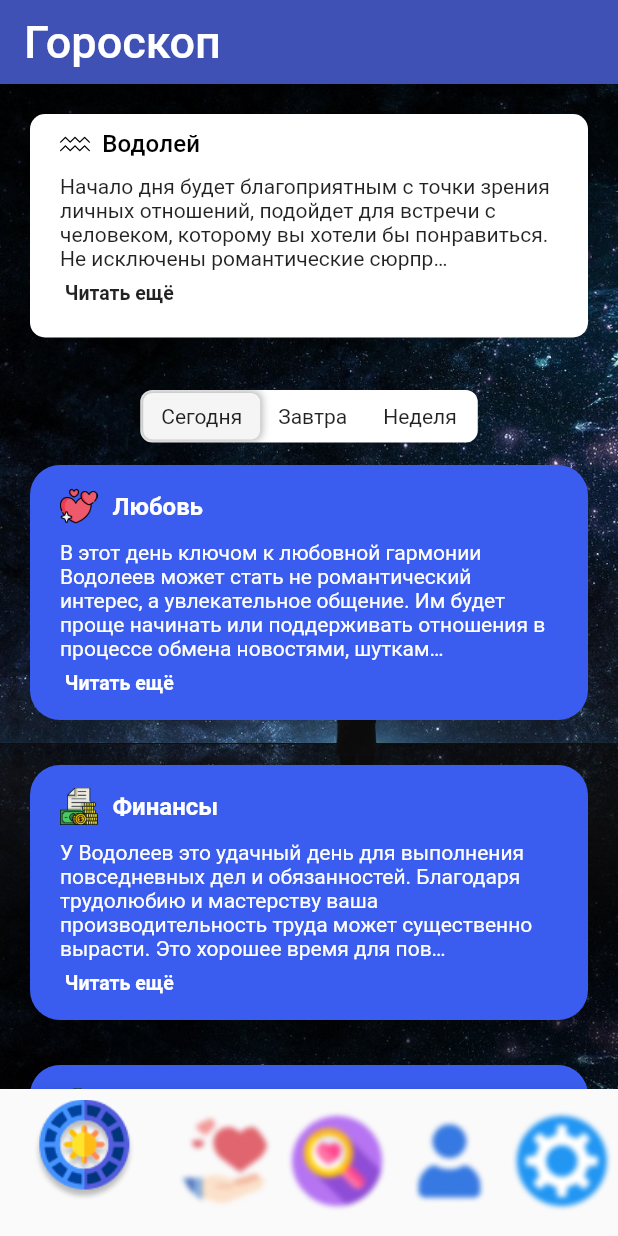
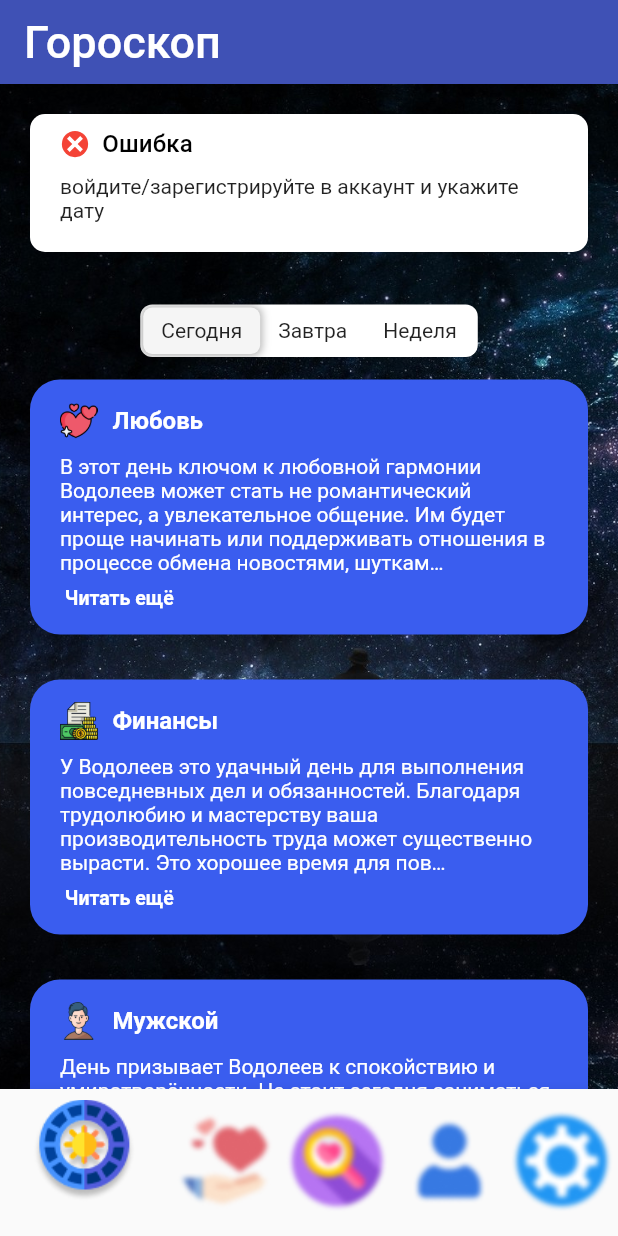
Before and after one commit to tim8842/androidStudyingProject, a Flutter app: the FadeThroughTransitionHoroscope screen opened directly, on a phone screen of 412 x 824 dp. Run offline on Flutter 3.47's test engine with Material 2 defaults, Android fonts, the phone set to English and light mode, and no system bars; drawn by our look-alikes of custom_sliding_segmented_control, readmore; our stand-ins replace cloud_firestore, datetime_picker_formfield_new, dio, dropdown_button2, firebase_auth, firebase_core and 4 more; missing offline and left inert: country_state_city_picker; accounts and stored records are empty.

Commit message:
indentifying horoscope

```diff
--- a/horoscope/lib/features/horoscope/pages/horoscope_page/view/horoscope_page.dart
+++ b/horoscope/lib/features/horoscope/pages/horoscope_page/view/horoscope_page.dart
@@ -1,12 +1,23 @@
+import 'package:cloud_firestore/cloud_firestore.dart';
+import 'package:firebase_auth/firebase_auth.dart';
 import 'package:flutter/material.dart';
 import 'package:flutter_svg/flutter_svg.dart';
 import 'package:horoscope/features/horoscope/pages/horoscope_page/widgets/widgets.dart';
+import 'package:horoscope/functions/getHoroscope.dart';
+import 'package:intl/intl.dart';
+import 'package:shared_preferences/shared_preferences.dart';
 
-class HoroscopesPage extends StatelessWidget {
-  const HoroscopesPage({super.key});
+class HoroscopesPage extends StatefulWidget {
+  HoroscopesPage({super.key});
 
   @override
-  Widget build(BuildContext context) {
+  State<HoroscopesPage> createState() => _HoroscopesPageState();
+}
+
+class _HoroscopesPageState extends State<HoroscopesPage> {
+  bool endSet = false;
+  int horPeriodIndex = 0;
+  final horoscopeList = ['', ''];
   final picturesPathsList = [
     'assets/png/love.png',
     'assets/png/business.png',
@@ -14,17 +25,89 @@ class HoroscopesPage extends StatelessWidget {
     'assets/png/woman.png',
     'assets/png/sex.png'
   ];
-
+  String horoscope = '';
   final titlesList = ['Любовь', 'Финансы', 'Мужской', 'Женский', 'Секс'];
-
+  String headerInfo = 'header infasdasdadasdasassssssssssssssssso';
   final textDescriptionList = [
+    [
       'В этот день ключом к любовной гармонии Водолеев может стать не романтический интерес, а увлекательное общение. Им будет проще начинать или поддерживать отношения в процессе обмена новостями, шутками или идеями. Занимательная беседа или совместная поездка способна отвлечь их от сложных сторон любви.',
       'У Водолеев это удачный день для выполнения повседневных дел и обязанностей. Благодаря трудолюбию и мастерству ваша производительность труда может существенно вырасти. Это хорошее время для повышения уровня профессионализма. Однако звезды советуют вам осмотрительнее обращаться с поступающей информацией – вам могут поступить ложные сведения.',
       'День призывает Водолеев к спокойствию и умиротворённости. Не стоит сегодня заниматься выполнением рабочих дел, решением серьёзных финансовых и имущественных вопросов. Постарайтесь ненадолго отвлечься от интенсивного ритма жизни, позволив себе кратковременный отдых. В общении с другими людьми важно прислушиваться к чужому мнению, но также уметь отстаивать и свои убеждения. Возможна расточительность, желание себя побаловать - что ж, не стоит себе в этом отказывать, если есть соответствующая возможность.',
       'В течение дня женщинам-Водолеям удастся преодолеть все препятствия и вновь оказаться «на гребне волны». Не исключено, что вам придется бороться с невидимым врагом — например, с утечкой средств, отсутствием порядка, собственной душевной слабостью. Возможно, будет нелегко избавиться от ненужных, но памятных вещей. Душевное равновесие и оптимизм вам вернет финансовая удача, романтическое событие, хорошее известие, удачное стечение обстоятельств. Любые акции лучше отложить до вечера, или перенести на завтра.',
       'Вы слишком много проводите время онлайн и слишком мало в постели с любимым. Как часто во время секса у вас мелькала мысль о том, лайкнул ли кто-то вашу публикацию? А сколько раз вы отвлекались на звук сработавшего мессенджера? Если вы хотите снова наладить вашу интимную жизнь, — точно откажитесь от использования гаджетов хотя бы за час до того, как идти в постель.'
+    ],
+    ['', '', '', '', ''],
+    ['', '', '', '', '']
   ];
 
+  void getBirthday() async {
+    setState(() {
+      endSet = false;
+    });
+    final currentUser = FirebaseAuth.instance.currentUser;
+    if (currentUser != null) {
+      CollectionReference db = FirebaseFirestore.instance.collection('users');
+      final email = currentUser.email;
+      final docSnap = db.doc(email);
+      Map<String, dynamic> data;
+      docSnap.get().then((value) {
+        data = value.data() as Map<String, dynamic>;
+        setState(() {
+          horoscope = data['birthday'];
+          endSet = true;
+        });
+        if (horoscope != '') {
+          changeListToHoroscope(horoscope);
+          print(horoscopeList);
+        } else
+          errorSetState();
+      });
+    } else {
+      SharedPreferences prefs = await SharedPreferences.getInstance();
+      // await prefs.setString("birthday", '');
+      String? name = ((prefs.getString("birthday")) ?? 0) as String?;
+      if (name != null && name != '') {
+        setState(() {
+          horoscope = name;
+          endSet = true;
+        });
+        changeListToHoroscope(horoscope);
+        print(horoscopeList);
+      } else
+        errorSetState();
+    }
+  }
+
+  void changeListToHoroscope(String date) {
+    DateFormat format = DateFormat("dd-MM-yyyy");
+    DateTime dateOfBirth = format.parse(date);
+    List<String> tmpHorLst = getHoroscope(dateOfBirth);
+    horoscopeList[0] = tmpHorLst[0];
+    horoscopeList[1] = tmpHorLst[1];
+  }
+
+  void errorSetState() {
+    setState(() {
+      horoscopeList[1] = "Ошибка";
+      horoscopeList[0] = 'error';
+      headerInfo = "войдите/зарегистрируйте в аккаунт и укажите дату";
+      endSet = true;
+    });
+  }
+
+  @override
+  void initState() {
+    getBirthday();
+    super.initState();
+  }
+
+  @override
+  Widget build(BuildContext context) {
+    if (!endSet)
+      return const Center(
+        child: CircularProgressIndicator(),
+      );
+    else {
       return Container(
           decoration: const BoxDecoration(
               image: DecorationImage(
@@ -44,12 +127,15 @@ class HoroscopesPage extends StatelessWidget {
                     children: [
                       Row(
                         children: [
-                        SvgPicture.asset('assets/svg/aquarius.svg', height: 20),
-                        Text('  Водолей',
+                          SvgPicture.asset(getHoroscopeSvg(horoscopeList[0]),
+                              height: 20),
+                          Text('  ${horoscopeList[1]}',
                               style: Theme.of(context).textTheme.titleSmall)
                         ],
                       ),
-                    const HeaderHoroscope()
+                      HeaderHoroscope(
+                        text: headerInfo,
+                      )
                     ],
                   ),
                 ),
@@ -58,7 +144,13 @@ class HoroscopesPage extends StatelessWidget {
                   child: Container(
                       margin: const EdgeInsets.all(15),
                       height: 35,
-                    child: const BarSliderSegment())),
+                      child: BarSliderSegment(
+                        valueChangedFunc: (int newIndex) => {
+                          setState(() {
+                            horPeriodIndex = newIndex;
+                          })
+                        },
+                      ))),
               SliverList(
                 delegate: SliverChildBuilderDelegate(
                   (BuildContext context, int index) {
@@ -68,13 +160,14 @@ class HoroscopesPage extends StatelessWidget {
                         borderRadius: BorderRadius.all(Radius.circular(20)),
                         color: Color.fromRGBO(58, 93, 239, 1),
                       ),
-                    margin:
-                        const EdgeInsets.only(left: 20, right: 20, bottom: 30),
+                      margin: const EdgeInsets.only(
+                          left: 20, right: 20, bottom: 30),
                       child: AllHoroscope(
                         colorText: Colors.white,
                         title: titlesList[index],
                         iconPath: picturesPathsList[index],
-                      textDescription: textDescriptionList[index],
+                        textDescription: textDescriptionList[horPeriodIndex]
+                            [index],
                       ),
                     );
                   },
@@ -85,3 +178,4 @@ class HoroscopesPage extends StatelessWidget {
           ));
     }
   }
+}
--- a/horoscope/lib/features/horoscope/pages/horoscope_page/widgets/bar_slide_segment.dart
+++ b/horoscope/lib/features/horoscope/pages/horoscope_page/widgets/bar_slide_segment.dart
@@ -3,17 +3,18 @@ import 'package:flutter/material.dart';
 import 'package:custom_sliding_segmented_control/custom_sliding_segmented_control.dart';
 
 class BarSliderSegment extends StatelessWidget {
-  const BarSliderSegment({super.key});
+  Function valueChangedFunc;
+  BarSliderSegment({super.key, required this.valueChangedFunc});
 
   @override
   Widget build(BuildContext context) {
     return Center(
       child: CustomSlidingSegmentedControl<int>(
-        initialValue: 1,
+        initialValue: 0,
         children: const {
-          1: Text('Сегодня'),
-          2: Text('Завтра'),
-          3: Text('Неделя'),
+          0: Text('Сегодня'),
+          1: Text('Завтра'),
+          2: Text('Неделя'),
         },
         decoration: BoxDecoration(
           color: CupertinoColors.white,
@@ -31,7 +32,7 @@ class BarSliderSegment extends StatelessWidget {
           ],
         ),
         onValueChanged: (v) {
-          // print(v);
+          valueChangedFunc(v);
         },
       ),
     );
--- a/horoscope/lib/features/horoscope/pages/horoscope_page/widgets/header_horoscope.dart
+++ b/horoscope/lib/features/horoscope/pages/horoscope_page/widgets/header_horoscope.dart
@@ -2,14 +2,15 @@ import 'package:flutter/material.dart';
 import 'package:readmore/readmore.dart';
 
 class HeaderHoroscope extends StatelessWidget {
-  const HeaderHoroscope({super.key});
+  HeaderHoroscope({super.key, this.text});
+  String? text;
 
   @override
   Widget build(BuildContext context) {
     return Container(
         margin: const EdgeInsets.fromLTRB(0, 10, 0, 0),
-        child: const ReadMoreText(
-          'Начало дня будет благоприятным с точки зрения личных отношений, подойдет для встречи с человеком, которому вы хотели бы понравиться. Не исключены романтические сюрпризы, некоторые Водолеи услышат слова, которых давно ждали. А еще в это время хорошо строить планы и обсуждать их с самыми близкими.',
+        child: ReadMoreText(
+          text!,
           trimLines: 4,
           colorClickableText: Colors.pink,
           trimMode: TrimMode.Line,
--- a/horoscope/lib/features/horoscope/view/horoscope_screen.dart
+++ b/horoscope/lib/features/horoscope/view/horoscope_screen.dart
@@ -25,17 +25,8 @@ class _FadeThroughTransitionHoroscopeState
     'Настройки'
   ];
 
-  final _nameController = TextEditingController();
-  final _surnameController = TextEditingController();
-  final _genderController = TextEditingController();
-  final _birthdayController = TextEditingController();
-  final _countryController = TextEditingController(text: "Choose Country");
-  final _stateController = TextEditingController(text: "Choose State");
-  final _cityController = TextEditingController(text: "Choose City");
-  final _informationController = TextEditingController();
-
   final _pageList = <Widget>[
-    const HoroscopesPage(),
+    HoroscopesPage(),
     const LovePage(),
     const FinderPage(),
     const AuthPage(),
```
Also changed, not shown: horoscope/lib/functions/getHoroscope.dart (added, +60 -0 lines), horoscope/assets/svg/aries.svg (added), horoscope/assets/svg/cancer.svg (added), horoscope/assets/svg/capricorn.svg (added), horoscope/assets/svg/error.svg (added), horoscope/assets/svg/gemini.svg (added), horoscope/assets/svg/leo.svg (added), horoscope/assets/svg/libra.svg (added), horoscope/assets/svg/pisces.svg (added), horoscope/assets/svg/sagittarius.svg (added), horoscope/assets/svg/scorpio.svg (added), horoscope/assets/svg/taurus.svg (added), horoscope/assets/svg/virgo.svg (added). Lines whose indentation alone changed are shown as unchanged.
